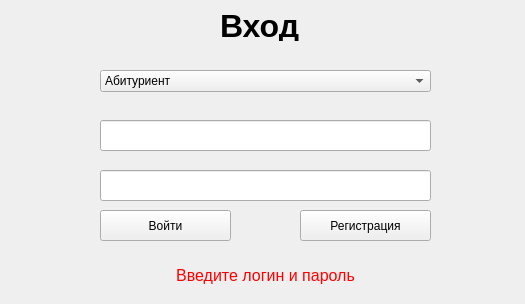
Qt form join.ui (max-marshalov/ZMC_Full) before a commit.
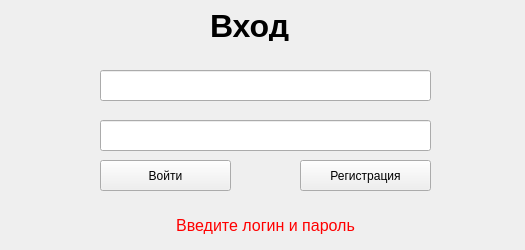
The same form after that commit.

```diff
--- a/join.ui
+++ b/join.ui
@@ -7,7 +7,7 @@
     <x>0</x>
     <y>0</y>
     <width>525</width>
-    <height>304</height>
+    <height>250</height>
    </rect>
   </property>
   <property name="windowTitle">
@@ -18,7 +18,7 @@
     <property name="geometry">
      <rect>
       <x>100</x>
-      <y>120</y>
+      <y>70</y>
       <width>331</width>
       <height>31</height>
      </rect>
@@ -28,7 +28,7 @@
     <property name="geometry">
      <rect>
       <x>100</x>
-      <y>170</y>
+      <y>120</y>
       <width>331</width>
       <height>31</height>
      </rect>
@@ -40,7 +40,7 @@
    <widget class="QLabel" name="label">
     <property name="geometry">
      <rect>
-      <x>220</x>
+      <x>210</x>
       <y>10</y>
       <width>281</width>
       <height>31</height>
@@ -61,7 +61,7 @@
     <property name="geometry">
      <rect>
       <x>100</x>
-      <y>210</y>
+      <y>160</y>
       <width>131</width>
       <height>31</height>
      </rect>
@@ -74,7 +74,7 @@
     <property name="geometry">
      <rect>
       <x>300</x>
-      <y>210</y>
+      <y>160</y>
       <width>131</width>
       <height>31</height>
      </rect>
@@ -87,7 +87,7 @@
     <property name="geometry">
      <rect>
       <x>100</x>
-      <y>260</y>
+      <y>210</y>
       <width>331</width>
       <height>31</height>
      </rect>
@@ -109,36 +109,6 @@
      <set>Qt::AlignCenter</set>
     </property>
    </widget>
-   <widget class="QComboBox" name="comboBox">
-    <property name="geometry">
-     <rect>
-      <x>100</x>
-      <y>70</y>
-      <width>331</width>
-      <height>22</height>
-     </rect>
-    </property>
-    <item>
-     <property name="text">
-      <string>Абитуриент</string>
-     </property>
-    </item>
-    <item>
-     <property name="text">
-      <string>Член приёмной комиссии</string>
-     </property>
-    </item>
-    <item>
-     <property name="text">
-      <string>Студент</string>
-     </property>
-    </item>
-    <item>
-     <property name="text">
-      <string>Работник деканата</string>
-     </property>
-    </item>
-   </widget>
   </widget>
  </widget>
  <resources/>
```
